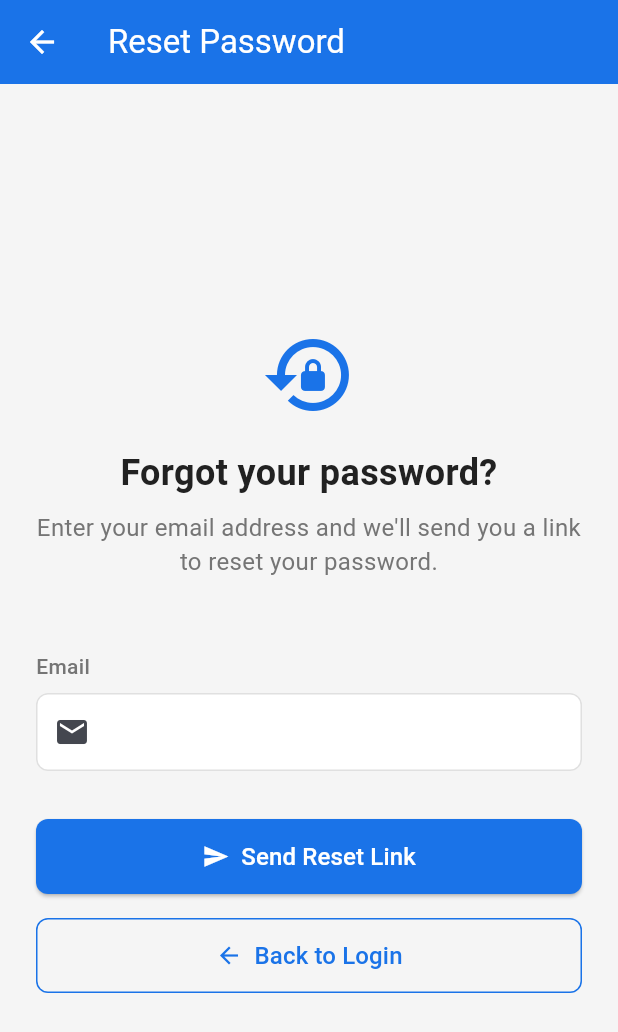
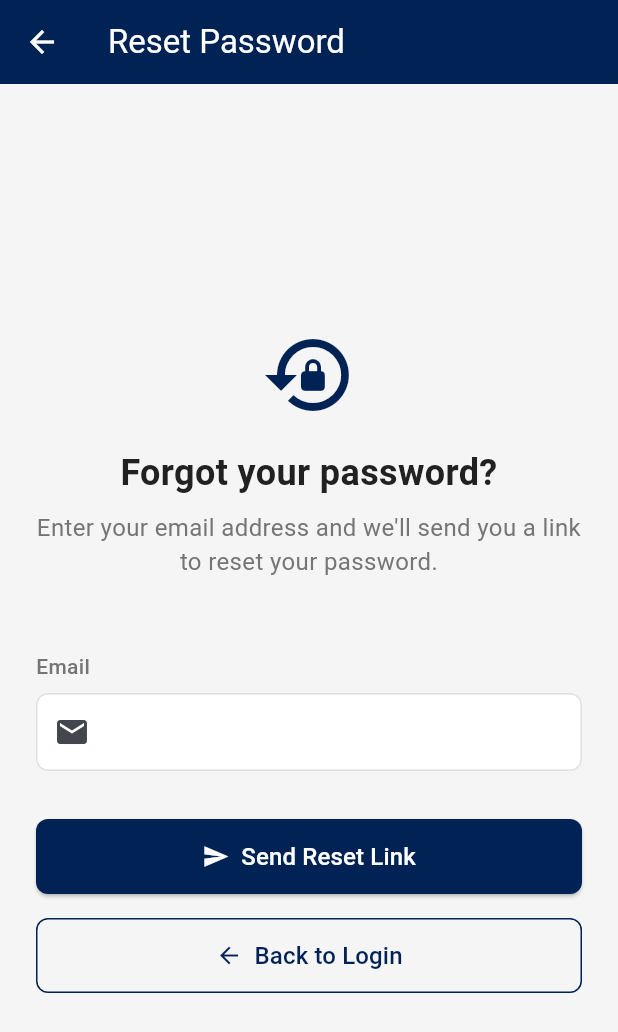
Before and after one commit to Aminebht/smart_school, a Flutter app: the screen it shows after launch, after a tap on "Forgot Password?", on a phone screen of 412 x 824 dp. Shown: the top 1032 px of the screen. Run offline on Flutter 3.47's test engine with Material 3 defaults, Android fonts, the phone set to English and light mode, and no system bars; our stand-ins replace connectivity_plus, fl_chart, supabase_flutter, video_player; accounts and stored records are empty.

Commit message:
FST branding added

```diff
--- a/lib/core/constants/app_constants.dart
+++ b/lib/core/constants/app_constants.dart
@@ -10,13 +10,13 @@ const String supabaseAnonKey = 'eyJhbGciOiJIUzI1NiIsInR5cCI6IkpXVCJ9.eyJpc3MiOiJ
 
 // Theme colors
 class AppColors {
-  static const Color primary = Color(0xFF1A73E8);
-  static const Color secondary = Color(0xFF4CAF50);
+  static const Color primary = Color(0xFF002255);
+  static const Color secondary = Color(0xFFFBE822);
   static const Color background = Color(0xFFF5F5F5);
   static const Color surface = Colors.white;
-  static const Color error = Color(0xFFE53935);
-  static const Color warning = Color(0xFFFFC107);
-  static const Color success = Color(0xFF4CAF50);
+  static const Color error = Color(0xFFA71D31);
+  static const Color warning = Color(0xFFF44708);
+  static const Color success = Color(0xFF426A5A);
   static const Color text = Color(0xFF212121);
   static const Color textSecondary = Color(0xFF757575);
 }
--- a/lib/features/auth/screens/login_screen.dart
+++ b/lib/features/auth/screens/login_screen.dart
@@ -64,7 +64,7 @@ class _LoginScreenState extends State<LoginScreen> {
                     ),
                     const SizedBox(height: 16),
                     const Text(
-                      'Smart School',
+                      'FST',
                       textAlign: TextAlign.center,
                       style: TextStyle(
                         fontSize: 24,
@@ -74,11 +74,11 @@ class _LoginScreenState extends State<LoginScreen> {
                     ),
                     const SizedBox(height: 8),
                     const Text(
-                      'IoT Management System',
+                      'أم الكليات',
                       textAlign: TextAlign.center,
                       style: TextStyle(
-                        fontSize: 16,
-                        color: AppColors.textSecondary,
+                        fontSize: 18,
+                        color: AppColors.secondary,
                       ),
                     ),
                     const SizedBox(height: 48),
--- a/lib/features/auth/screens/splash_screen.dart
+++ b/lib/features/auth/screens/splash_screen.dart
@@ -44,39 +44,39 @@ class _SplashScreenState extends State<SplashScreen> {
           children: [
             // Logo
             Container(
-              padding: const EdgeInsets.all(20),
+              padding: const EdgeInsets.all(10),
               decoration: BoxDecoration(
                 color: Colors.white,
-                borderRadius: BorderRadius.circular(20),
+                borderRadius: BorderRadius.circular(10),
               ),
-              child: const Icon(
-                Icons.school,
-                size: 80,
-                color: AppColors.primary,
+              child: Image.asset(
+                'assets/images/logo.png',
+                width: 80,
+                height: 80,
+                fit: BoxFit.contain,
               ),
             ),
             const SizedBox(height: 32),
-
-            // App name
             const Text(
-              'Smart School',
+                      'Faculty of Sciences',
+                      textAlign: TextAlign.center,
                       style: TextStyle(
                         fontSize: 28,
                         fontWeight: FontWeight.bold,
                         color: Colors.white,
                       ),
                     ),
-
-            const SizedBox(height: 8),
-
-            // App subtitle
+                    const SizedBox(height: 6),
                     const Text(
-              'IoT Management System',
+                      'أم الكليات',
+                      textAlign: TextAlign.center,
                       style: TextStyle(
                         fontSize: 18,
-                color: Colors.white,
+                        fontStyle: FontStyle.italic,
+                        color: AppColors.secondary,
                       ),
                     ),
+
 
             const SizedBox(height: 64),
 
--- a/pubspec.yaml
+++ b/pubspec.yaml
@@ -20,6 +20,7 @@ dependencies:
   web_socket_channel: ^2.4.0
   camera: ^0.10.5+9
   video_player: ^2.6.0
+  http: ^1.1.0
 
 dev_dependencies:
   flutter_test:
```
Also changed, not shown: lib/features/camera/screens/camera_view_screen.dart (+160 -33 lines), lib/features/dashboard/screens/dashboard_screen.dart (+9 -6 lines), lib/features/department/screens/department_detail_screen.dart (+12 -3 lines), assets/images/logo.png (added), pubspec.lock. Lines whose indentation alone changed are shown as unchanged.
